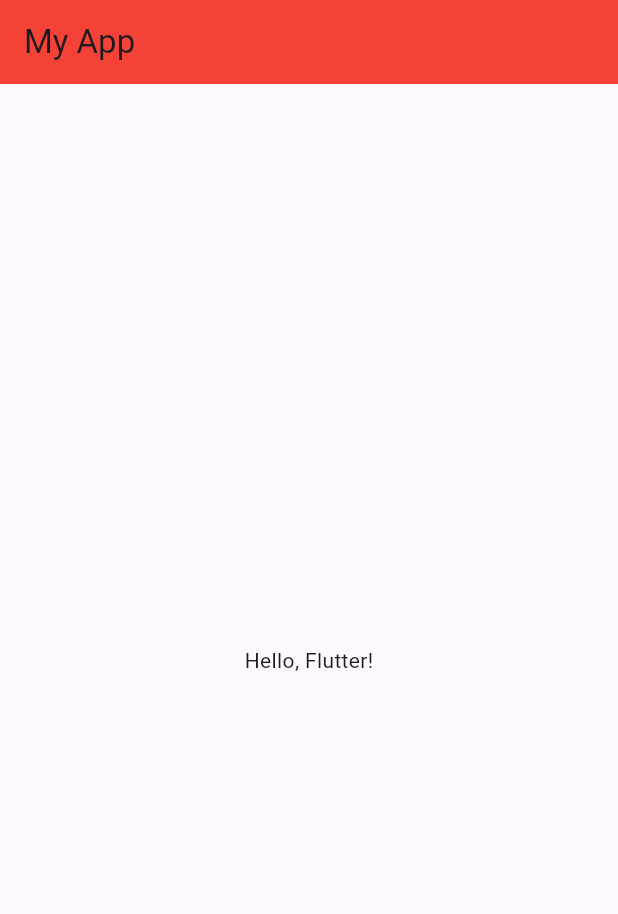
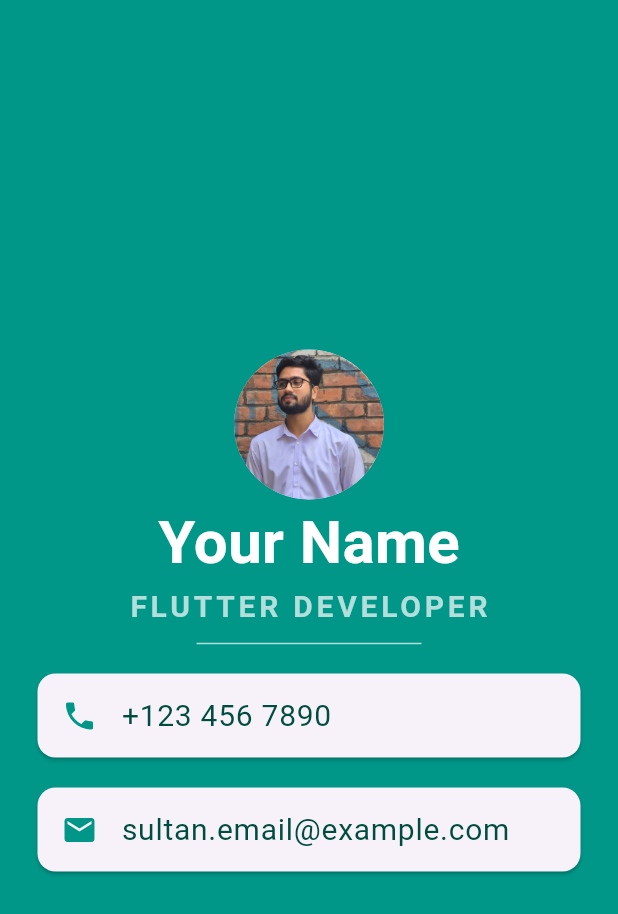
Before and after one commit to SHAHSULTANS/Mobile-Application, a Flutter app: the screen it shows after launch, on a phone screen of 412 x 824 dp. Shown: the top 914 px of the screen. Run offline on Flutter 3.47's test engine with Material 3 defaults, Android fonts, the phone set to English and light mode, and no system bars; Roboto replaces fonts that are missing (Pacifico, Source Sans Pro).

Commit message:
Update main.dart to display profile image and UI

```diff
--- a/micard/lib/main.dart
+++ b/micard/lib/main.dart
@@ -1,22 +1,78 @@
 import 'package:flutter/material.dart';
 
 void main() {
-  runApp(const MyApp());
+  runApp(MyApp());
 }
 
 class MyApp extends StatelessWidget {
-  const MyApp({super.key});
-
   @override
   Widget build(BuildContext context) {
     return MaterialApp(
-      title: "myapp",
       home: Scaffold(
-        appBar: AppBar(
-          title: const Text("My App"),
-          backgroundColor: Colors.red,
+        backgroundColor: Colors.teal,
+        body: SafeArea(
+          child: Column(
+            mainAxisAlignment: MainAxisAlignment.center,
+            children: <Widget>[
+              CircleAvatar(
+                radius: 50.0,
+                backgroundImage: AssetImage('images/profile.jpg'),
+              ),
+              Text(
+                'Your Name',
+                style: TextStyle(
+                  fontFamily: 'Pacifico',
+                  fontSize: 40.0,
+                  color: Colors.white,
+                  fontWeight: FontWeight.bold,
+                ),
+              ),
+              Text(
+                'FLUTTER DEVELOPER',
+                style: TextStyle(
+                  fontFamily: 'Source Sans Pro',
+                  color: Colors.teal.shade100,
+                  fontSize: 20.0,
+                  letterSpacing: 2.5,
+                  fontWeight: FontWeight.bold,
+                ),
+              ),
+              SizedBox(
+                height: 20.0,
+                width: 150.0,
+                child: Divider(color: Colors.teal.shade100),
+              ),
+              Card(
+                margin: EdgeInsets.symmetric(vertical: 10.0, horizontal: 25.0),
+                child: ListTile(
+                  leading: Icon(Icons.phone, color: Colors.teal),
+                  title: Text(
+                    '+123 456 7890',
+                    style: TextStyle(
+                      color: Colors.teal.shade900,
+                      fontFamily: 'Source Sans Pro',
+                      fontSize: 20.0,
+                    ),
+                  ),
+                ),
+              ),
+              Card(
+                margin: EdgeInsets.symmetric(vertical: 10.0, horizontal: 25.0),
+                child: ListTile(
+                  leading: Icon(Icons.email, color: Colors.teal),
+                  title: Text(
+                    'sultan.email@example.com',
+                    style: TextStyle(
+                      fontSize: 20.0,
+                      color: Colors.teal.shade900,
+                      fontFamily: 'Source Sans Pro',
+                    ),
+                  ),
+                ),
+              ),
+            ],
+          ),
         ),
-        body: const Center(child: Text("Hello, Flutter!")),
       ),
     );
   }
```
